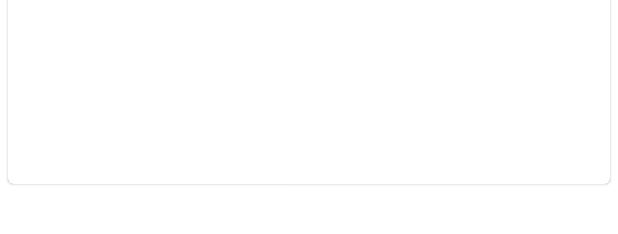
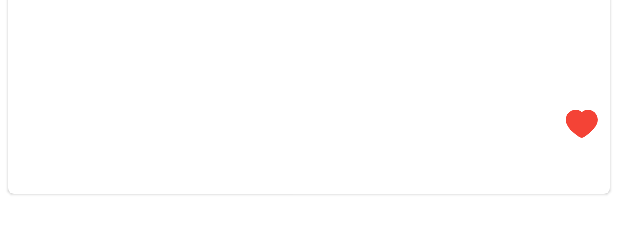
Before and after one commit to tendermornig/RedFireCookBook, an Android app: the layout recipe_item.xml on its own in the app's theme, with its tools: preview values and no code run, on a phone screen of 412 x 824 dp. Shown: the part 210-444 px from the top of the screen. Run offline under Robolectric (Android 15) with nearby library versions, the light colour scheme and no system bars.

```diff
--- a/app/src/main/java/com/hnqcgc/redfirecookbook/MainActivity.java
+++ b/app/src/main/java/com/hnqcgc/redfirecookbook/MainActivity.java
@@ -3,7 +3,6 @@ package com.hnqcgc.redfirecookbook;
 import androidx.appcompat.app.AppCompatActivity;
 import androidx.navigation.NavController;
 import androidx.navigation.Navigation;
-import androidx.navigation.ui.AppBarConfiguration;
 import androidx.navigation.ui.NavigationUI;
 
 import android.content.Context;
--- a/app/src/main/res/layout/recipe_item.xml
+++ b/app/src/main/res/layout/recipe_item.xml
@@ -19,18 +19,35 @@
             android:id="@+id/recipeImage"
             android:scaleType="centerCrop"/>
 
+        <RelativeLayout
+            android:layout_width="match_parent"
+            android:layout_height="wrap_content">
+
             <TextView
                 android:layout_width="wrap_content"
                 android:layout_height="wrap_content"
                 android:id="@+id/titleText"
+                android:layout_centerVertical="true"
                 android:layout_margin="5dp"
                 android:textSize="18sp"
                 android:textColor="#323232"/>
+
+            <ImageView
+                android:layout_width="wrap_content"
+                android:layout_height="wrap_content"
+                android:src="@drawable/collection"
+                android:id="@+id/collectionImg"
+                android:layout_marginEnd="8dp"
+                android:layout_centerVertical="true"
+                android:layout_alignParentEnd="true"/>
+
+        </RelativeLayout>
 
         <TextView
             android:layout_width="wrap_content"
             android:layout_height="wrap_content"
             android:id="@+id/messageText"
+            android:padding="3dp"
             android:layout_marginStart="8dp"
             android:textSize="16sp"/>
 
```
Also changed, not shown: app/src/main/java/com/hnqcgc/redfirecookbook/logic/Repository.java (+9 -0 lines), app/src/main/java/com/hnqcgc/redfirecookbook/logic/dao/RecipeCountDao.java (added, +34 -0 lines), app/src/main/java/com/hnqcgc/redfirecookbook/ui/allrecipe/AllRecipeFragment.java (+9 -10 lines), app/src/main/java/com/hnqcgc/redfirecookbook/ui/allrecipe/AllRecipeViewModel.java (+8 -1 lines), app/src/main/res/drawable-xxhdpi/collection.png (added), app/src/main/res/drawable-xxhdpi/not_collection.png (added). Lines whose indentation alone changed are shown as unchanged.
